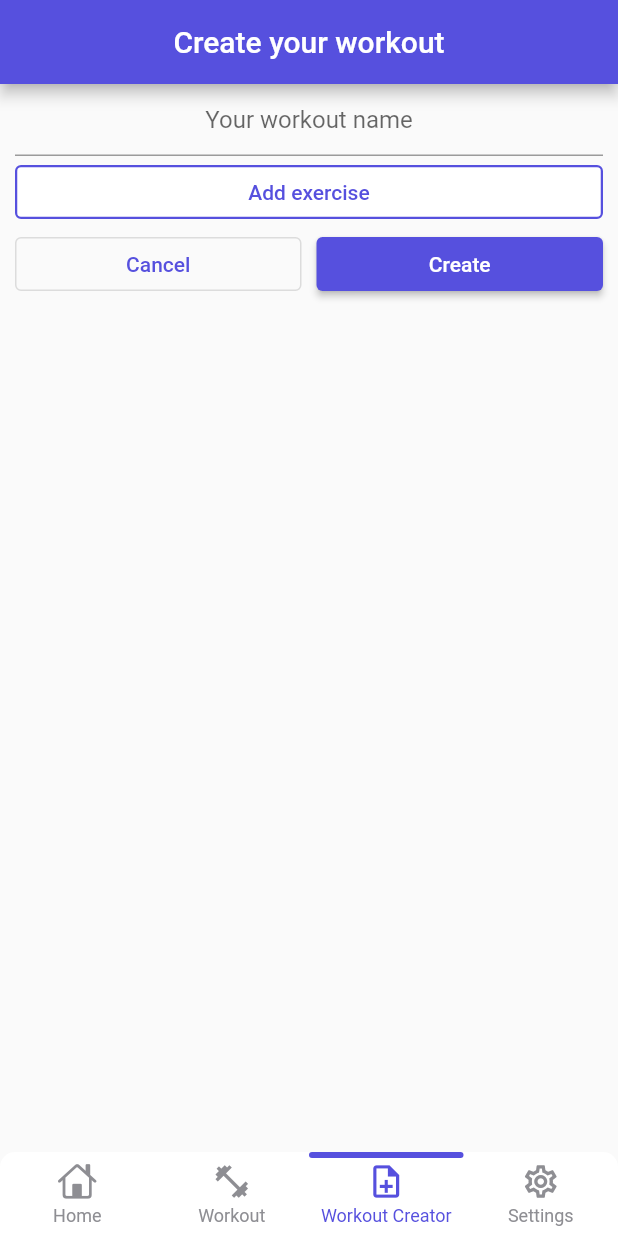
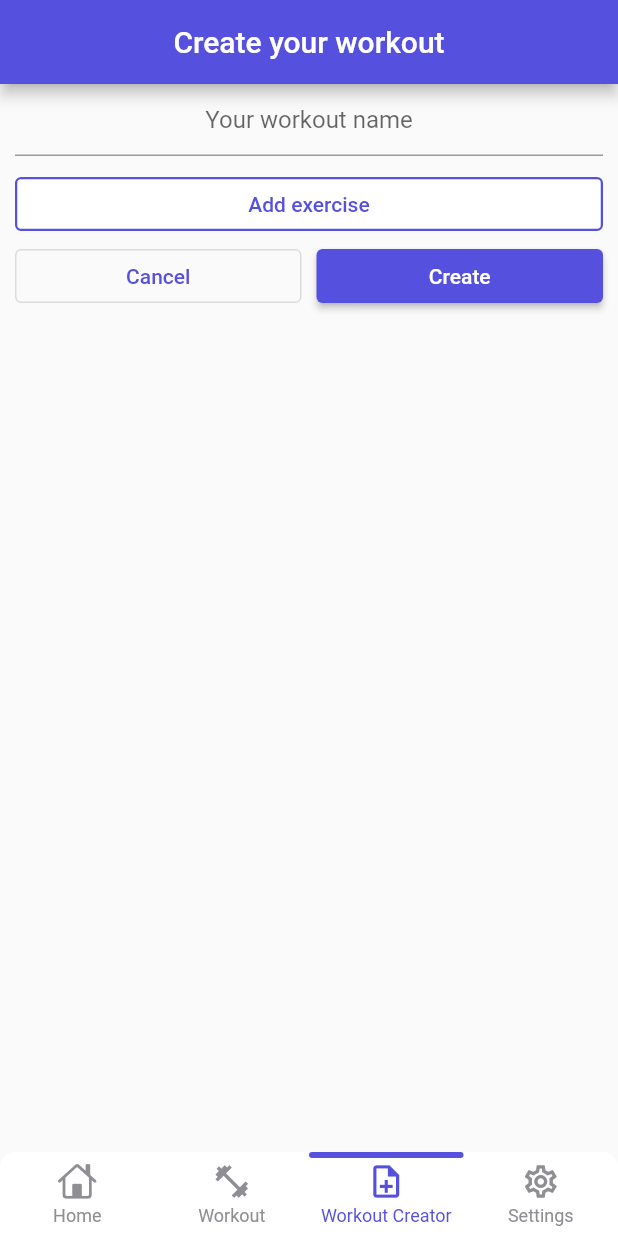
Before and after one commit to dolienn/body_optimizer, a Flutter app: the screen it shows after launch, item 3 of the bottom bar chosen, on a phone screen of 412 x 824 dp. Run offline on Flutter 3.47's test engine with Material 2 defaults, Android fonts, the phone set to English and light mode, and no system bars; drawn by our look-alikes of persistent_bottom_nav_bar; our stand-ins replace elegant_notification, google_fonts.

Commit message:
POV: merging time I guess

```diff
--- a/lib/screens/workoutcreator.dart
+++ b/lib/screens/workoutcreator.dart
@@ -600,6 +600,9 @@ class _WorkoutCreatorState extends State<WorkoutCreator>{
                                     }
                                     return null;
                                   },
+                                ),
+                                const SizedBox(
+                                  height: 8,
                                 ),
                                 SingleChildScrollView(
                                   physics: const ScrollPhysics(),
@@ -657,7 +660,6 @@ class _WorkoutCreatorState extends State<WorkoutCreator>{
                                 ),
                                 Row(
                                   children:<Widget>[
-                                    //F869D5
                                   Expanded(
                                     child: OutlinedButton(
                                         style: OutlinedButton.styleFrom(
@@ -677,8 +679,10 @@ class _WorkoutCreatorState extends State<WorkoutCreator>{
                                   ),
                                   ]
                                 ),
-                                //uhh yea I tried putting the buttons to the bottom like you said but somehow it made the buttons either normal size (still on top) or made my page blank
-                                Align(
+                                //expanded flex 0 obok aligna
+                                Expanded(
+                                  flex: 0,
+                                  child: Align(
                                     alignment: Alignment.bottomCenter,
                                     child: Padding(
                                       padding: const EdgeInsets.only(bottom: 15),
@@ -735,6 +739,7 @@ class _WorkoutCreatorState extends State<WorkoutCreator>{
                                               )
                                             ),
                                           ]
+                                      ),
                                     ),
                                   ),
                                 )
@@ -1102,6 +1107,7 @@ class _WorkoutCreatorExercisesAbsState extends State<WorkoutCreatorExercisesAbs>
                       value: item.id,
                       headerBuilder: (BuildContext context, bool isExpanded) {
                         return CheckboxListTile(
+                          activeColor: const Color(0xFF5650DE),
                           title: Text(item.headerValue),
                           controlAffinity: ListTileControlAffinity.leading,
                           value: item.value,
@@ -1182,6 +1188,7 @@ class _WorkoutCreatorExercisesBicepsState extends State<WorkoutCreatorExercisesB
                       value: item.id,
                       headerBuilder: (BuildContext context, bool isExpanded) {
                         return CheckboxListTile(
+                          activeColor: const Color(0xFF5650DE),
                           title: Text(item.headerValue),
                           controlAffinity: ListTileControlAffinity.leading,
                           value: item.value,
@@ -1262,6 +1269,7 @@ class _WorkoutCreatorExercisesTricepsState extends State<WorkoutCreatorExercises
                       value: item.id,
                       headerBuilder: (BuildContext context, bool isExpanded) {
                         return CheckboxListTile(
+                          activeColor: const Color(0xFF5650DE),
                           title: Text(item.headerValue),
                           controlAffinity: ListTileControlAffinity.leading,
                           value: item.value,
@@ -1342,6 +1350,7 @@ class _WorkoutCreatorExercisesChestState extends State<WorkoutCreatorExercisesCh
                       value: item.id,
                       headerBuilder: (BuildContext context, bool isExpanded) {
                         return CheckboxListTile(
+                          activeColor: const Color(0xFF5650DE),
                           title: Text(item.headerValue),
                           controlAffinity: ListTileControlAffinity.leading,
                           value: item.value,
@@ -1422,6 +1431,7 @@ class _WorkoutCreatorExercisesBackState extends State<WorkoutCreatorExercisesBac
                       value: item.id,
                       headerBuilder: (BuildContext context, bool isExpanded) {
                         return CheckboxListTile(
+                          activeColor: const Color(0xFF5650DE),
                           title: Text(item.headerValue),
                           controlAffinity: ListTileControlAffinity.leading,
                           value: item.value,
@@ -1502,6 +1512,7 @@ class _WorkoutCreatorExercisesLegsState extends State<WorkoutCreatorExercisesLeg
                       value: item.id,
                       headerBuilder: (BuildContext context, bool isExpanded) {
                         return CheckboxListTile(
+                          activeColor: const Color(0xFF5650DE),
                           title: Text(item.headerValue),
                           controlAffinity: ListTileControlAffinity.leading,
                           value: item.value,
```
Lines whose indentation alone changed are shown as unchanged.
